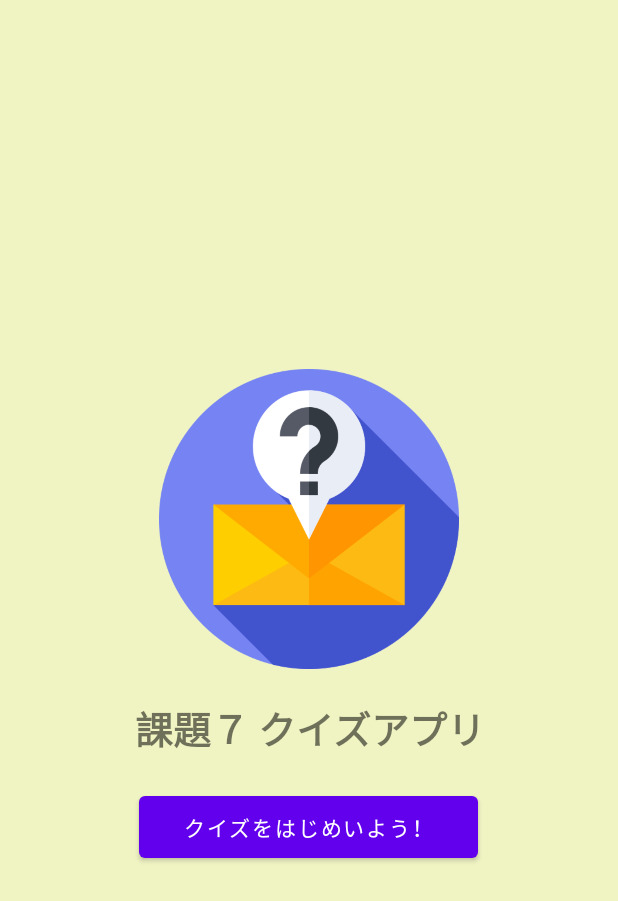
After one commit to CornerSyrup/Simple-Quiz, an Android app: the layout activity_intro.xml on its own in the app's theme, with its tools: preview values and no code run, on a phone screen of 412 x 824 dp. The commit adds this screen. Shown: the top 901 px of the screen. Run offline under Robolectric (Android 15) with nearby library versions, the phone set to English and light mode, and no system bars.

Commit message:
:lipstick: ui: Create ui for intro activity

```diff
--- a/app/src/main/AndroidManifest.xml
+++ b/app/src/main/AndroidManifest.xml
@@ -10,7 +10,7 @@
         android:supportsRtl="true"
         android:theme="@style/Theme.Kadai07_ih13b_11">
         <activity
-            android:name=".MainActivity"
+            android:name=".IntroActivity"
             android:exported="true">
             <intent-filter>
                 <action android:name="android.intent.action.MAIN" />
--- /dev/null
+++ b/app/src/main/res/layout/activity_intro.xml
@@ -0,0 +1,41 @@
+<?xml version="1.0" encoding="utf-8"?>
+<androidx.constraintlayout.widget.ConstraintLayout xmlns:android="http://schemas.android.com/apk/res/android"
+    xmlns:app="http://schemas.android.com/apk/res-auto"
+    xmlns:tools="http://schemas.android.com/tools"
+    android:layout_width="match_parent"
+    android:layout_height="match_parent"
+    android:background="#F0F4C3"
+    tools:context=".IntroActivity">
+
+    <LinearLayout
+        android:layout_width="match_parent"
+        android:layout_height="wrap_content"
+        android:gravity="center"
+        android:orientation="vertical"
+        app:layout_constraintBottom_toBottomOf="parent"
+        app:layout_constraintTop_toTopOf="parent">
+
+        <ImageView
+            android:layout_width="200dp"
+            android:layout_height="200dp"
+            android:contentDescription="@string/app_icon_desc"
+            android:src="@drawable/quiz" />
+
+        <TextView
+            android:layout_width="match_parent"
+            android:layout_height="wrap_content"
+            android:layout_margin="20dp"
+            android:text="@string/app_name"
+            android:textAlignment="center"
+            android:textSize="25sp"
+            android:textStyle="bold" />
+
+        <Button
+            android:layout_width="wrap_content"
+            android:layout_height="wrap_content"
+            android:paddingHorizontal="30dp"
+            android:paddingVertical="10dp"
+            android:text="@string/quiz_btn_text" />
+    </LinearLayout>
+
+</androidx.constraintlayout.widget.ConstraintLayout>
```
Also changed, not shown: app/src/main/java/jp/ac/hal/kadai07_ih13b_11/IntroActivity.java (renamed from app/src/main/java/jp/ac/hal/kadai07_ih13b_11/MainActivity.java, +4 -4 lines), app/src/main/res/layout/activity_main.xml (deleted, +0 -18 lines).
